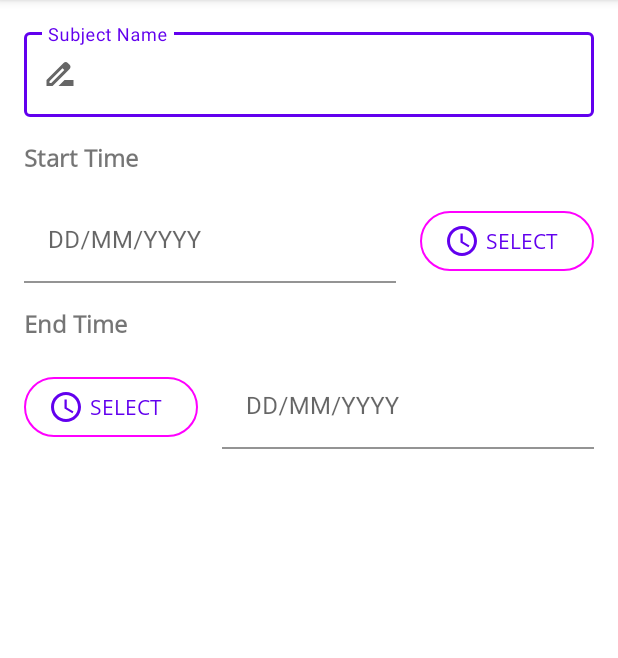
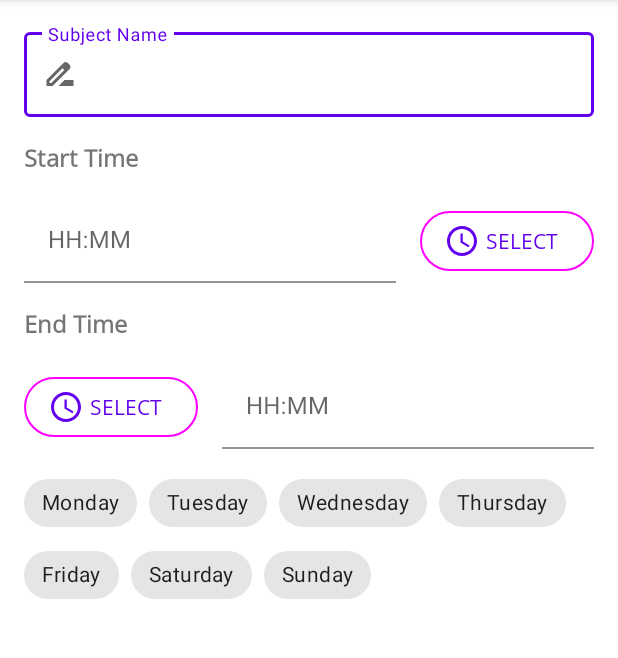
Before and after one commit to aadityaguptaa/IceBox, an Android app: the AddSubjectActivity screen opened directly, with no data from a screen before it, on a phone screen of 412 x 824 dp, the part 84-742 px from its top. Run offline under Robolectric (Android 15) with nearby library versions, the phone set to English and light mode, and no system bars; our stand-ins replace data binding.

Commit message:
add subject layout ui almost done

```diff
--- a/app/src/main/java/com/adityagupta/icebox/presentation/homescreen/AddSubjectActivity.kt
+++ b/app/src/main/java/com/adityagupta/icebox/presentation/homescreen/AddSubjectActivity.kt
@@ -10,7 +10,9 @@ import com.google.android.material.timepicker.TimeFormat
 
 class AddSubjectActivity : AppCompatActivity() {
 
-    lateinit var timePicker: MaterialTimePicker
+    lateinit var startTimePicker: MaterialTimePicker
+    lateinit var endTimePicker: MaterialTimePicker
+
     lateinit var binding: ActivityAddSubjectBinding
 
     override fun onCreate(savedInstanceState: Bundle?) {
@@ -18,10 +20,16 @@ class AddSubjectActivity : AppCompatActivity() {
         binding = ActivityAddSubjectBinding.inflate(layoutInflater)
         setContentView(binding.root)
 
+        setStartEndTimePicker()
+
+    }
+
+    private fun setStartEndTimePicker() {
+
         val isSystem24Hour = is24HourFormat(this)
         val clockFormat = if (isSystem24Hour) TimeFormat.CLOCK_24H else TimeFormat.CLOCK_12H
 
-        timePicker =
+        startTimePicker =
             MaterialTimePicker.Builder()
                 .setTimeFormat(clockFormat)
                 .setHour(12)
@@ -29,15 +37,44 @@ class AddSubjectActivity : AppCompatActivity() {
                 .setTitleText("Start Time")
                 .build()
 
+        endTimePicker =
+            MaterialTimePicker.Builder()
+                .setTimeFormat(clockFormat)
+
+                .setTitleText("Start Time")
+                .build()
+
         binding.addSubjectSelectStartTimeButton.setOnClickListener {
-            timePicker.show(supportFragmentManager, "start_time")
+            startTimePicker.show(supportFragmentManager, "start_time")
+            timeSelectedListener(startTimePicker, "start");
         }
 
         binding.addSubjectSelectEndTImeButton.setOnClickListener {
-            timePicker.show(supportFragmentManager, "end_time")
+            endTimePicker.show(supportFragmentManager, "end_time")
+            timeSelectedListener(endTimePicker, "end");
         }
+    }
+
+    private fun timeSelectedListener(picker: MaterialTimePicker, tag: String) {
+
+        picker.addOnPositiveButtonClickListener {
+            if(tag == "start"){
+                binding.addSubjectStartTimeEditText.editText?.setText("${picker.hour}:${picker.minute}")
+            }else{
+                binding.addSubjectEndTimeEditText.editText?.setText("${picker.hour}:${picker.minute}")
+            }
+            // call back code
+        }
+        picker.addOnNegativeButtonClickListener {
+            // call back code
+        }
+        picker.addOnCancelListener {
+            // call back code
+        }
+        picker.addOnDismissListener {
+            // call back code
+        }
+    }
 
 
-
-    }
 }
--- a/app/src/main/res/layout/activity_add_subject.xml
+++ b/app/src/main/res/layout/activity_add_subject.xml
@@ -40,7 +40,7 @@
             app:layout_constraintTop_toBottomOf="@+id/outlinedTextField" />
 
         <com.google.android.material.textfield.TextInputLayout
-            android:id="@+id/textField"
+            android:id="@+id/addSubjectStartTimeEditText"
             style="@style/text_field_style"
             android:hint="@string/sample_time"
             app:boxBackgroundColor="@android:color/transparent"
@@ -65,14 +65,14 @@
             android:layout_marginBottom="@dimen/activity_main_margin"
             android:text="SELECT"
             app:icon="@drawable/ic_baseline_access_time_24"
-            app:layout_constraintBottom_toBottomOf="@+id/textField"
+            app:layout_constraintBottom_toBottomOf="@+id/addSubjectStartTimeEditText"
             app:layout_constraintEnd_toEndOf="parent"
             app:layout_constraintHorizontal_bias="0.5"
-            app:layout_constraintStart_toEndOf="@+id/textField"
-            app:layout_constraintTop_toTopOf="@+id/textField" />
+            app:layout_constraintStart_toEndOf="@+id/addSubjectStartTimeEditText"
+            app:layout_constraintTop_toTopOf="@+id/addSubjectStartTimeEditText" />
 
         <com.google.android.material.textfield.TextInputLayout
-            android:id="@+id/textField2"
+            android:id="@+id/addSubjectEndTimeEditText"
             android:layout_width="0dp"
             android:layout_height="wrap_content"
             android:layout_marginLeft="@dimen/margin_small"
@@ -103,11 +103,11 @@
             android:layout_marginBottom="@dimen/activity_main_margin"
             android:text="SELECT"
             app:icon="@drawable/ic_baseline_access_time_24"
-            app:layout_constraintBottom_toBottomOf="@+id/textField2"
-            app:layout_constraintEnd_toStartOf="@+id/textField2"
+            app:layout_constraintBottom_toBottomOf="@+id/addSubjectEndTimeEditText"
+            app:layout_constraintEnd_toStartOf="@+id/addSubjectEndTimeEditText"
             app:layout_constraintHorizontal_bias="0.5"
             app:layout_constraintStart_toStartOf="parent"
-            app:layout_constraintTop_toTopOf="@+id/textField2" />
+            app:layout_constraintTop_toTopOf="@+id/addSubjectEndTimeEditText" />
 
         <TextView
             android:id="@+id/textView3"
@@ -116,7 +116,59 @@
             android:layout_height="wrap_content"
             android:text="@string/end_time"
             app:layout_constraintStart_toStartOf="parent"
-            app:layout_constraintTop_toBottomOf="@+id/textField" />
+            app:layout_constraintTop_toBottomOf="@+id/addSubjectStartTimeEditText" />
 
+        <com.google.android.material.chip.ChipGroup
+            android:id="@+id/chipGroup"
+            android:layout_width="match_parent"
+            android:layout_height="wrap_content"
+            android:layout_margin="@dimen/activity_main_margin"
+            app:layout_constraintStart_toStartOf="parent"
+            app:layout_constraintTop_toBottomOf="@+id/addSubjectSelectEndTImeButton">
+
+            <com.google.android.material.chip.Chip
+                android:id="@+id/mondayChip"
+                android:layout_width="wrap_content"
+                android:layout_height="wrap_content"
+                android:text="@string/monday" />
+
+            <com.google.android.material.chip.Chip
+                android:id="@+id/tuesdayChip"
+                android:layout_width="wrap_content"
+                android:layout_height="wrap_content"
+                android:text="@string/tuesday" />
+
+            <com.google.android.material.chip.Chip
+                android:id="@+id/wednesdayChip"
+                android:layout_width="wrap_content"
+                android:layout_height="wrap_content"
+                android:text="@string/wednesday" />
+
+            <com.google.android.material.chip.Chip
+                android:id="@+id/thursdayChip"
+                android:layout_width="wrap_content"
+                android:layout_height="wrap_content"
+                android:text="@string/thursday" />
+
+            <com.google.android.material.chip.Chip
+                android:id="@+id/fridayChip"
+                android:layout_width="wrap_content"
+                android:layout_height="wrap_content"
+                android:text="@string/friday" />
+
+            <com.google.android.material.chip.Chip
+                android:id="@+id/saturdayChip"
+                android:layout_width="wrap_content"
+                android:layout_height="wrap_content"
+                android:text="@string/saturday" />
+
+            <com.google.android.material.chip.Chip
+                android:id="@+id/sundayChip"
+                android:layout_width="wrap_content"
+                android:layout_height="wrap_content"
+                android:text="@string/sunday" />
+            <!-- Chips can be declared here, or added dynamically. -->
+
+        </com.google.android.material.chip.ChipGroup>
     </androidx.constraintlayout.widget.ConstraintLayout>
 </layout>
--- a/app/src/main/res/values/strings.xml
+++ b/app/src/main/res/values/strings.xml
@@ -3,5 +3,13 @@
     <string name="subject_name">"Subject Name</string>
     <string name="start_time">"Start Time"</string>
     <string name="end_time">End Time</string>
-    <string name="sample_time">DD/MM/YYYY</string>
+    <string name="sample_time">HH:MM</string>
+    <string name="monday">Monday</string>
+    <string name="tuesday">Tuesday</string>
+    <string name="wednesday">Wednesday</string>
+    <string name="thursday">Thursday</string>
+    <string name="friday">Friday</string>
+    <string name="saturday">Saturday</string>
+    <string name="sunday">Sunday</string>
+
 </resources>
```
